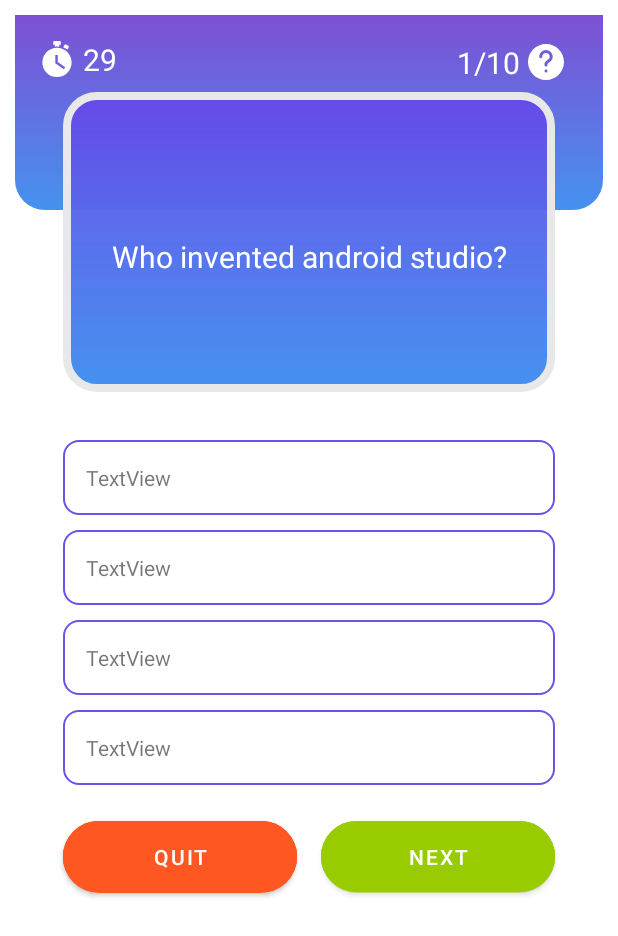
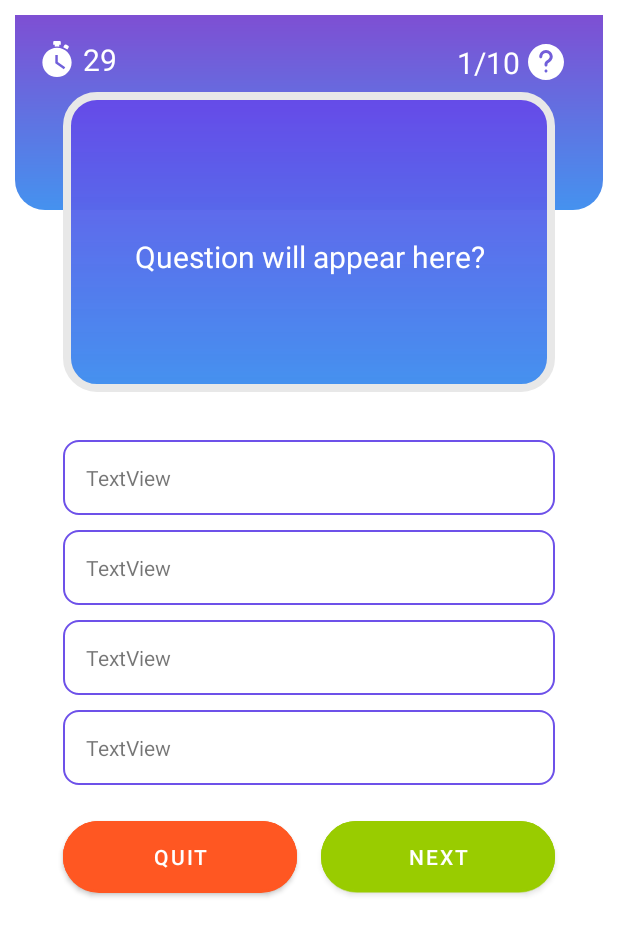
Before and after one commit to ghanshyamz/QuizGame, an Android app: the QuizActivity screen opened directly, with no data from a screen before it, on a phone screen of 412 x 824 dp. Shown: the top 936 px of the screen. Run offline under Robolectric (Android 15) with nearby library versions, the phone set to English and light mode, and no system bars; our stand-ins replace Firebase (no records; nobody signed in at launch, a user with empty details on screens opened directly); Roboto replaces fonts that are not available here.

Commit message:
last commit app updated bugs removed

```diff
--- a/app/src/main/AndroidManifest.xml
+++ b/app/src/main/AndroidManifest.xml
@@ -3,7 +3,6 @@
     package="com.example.quizgame">
 
     <uses-permission android:name="android.permission.INTERNET" />
-
     <application
         android:allowBackup="true"
         android:icon="@mipmap/ic_launcher"
--- a/app/src/main/java/com/example/quizgame/MainActivity.java
+++ b/app/src/main/java/com/example/quizgame/MainActivity.java
@@ -90,7 +90,7 @@ public class MainActivity extends AppCompatActivity {
     @Override
     public boolean onOptionsItemSelected(@NonNull MenuItem item) {
         if(item.getItemId() == R.id.wallet){
-            Toast.makeText(this, "wallet is clicked", Toast.LENGTH_SHORT).show();
+            //Toast.makeText(this, "wallet is clicked", Toast.LENGTH_SHORT).show();
         }
         return super.onOptionsItemSelected(item);
     }
@@ -100,7 +100,7 @@ public class MainActivity extends AppCompatActivity {
     {
         AlertDialog myQuittingDialogBox =new AlertDialog.Builder(this)
                 .setTitle("Exit")
-                .setMessage("Are you sure you want to go back to Home?")
+                .setMessage("Are you sure want to close the app?")
                 .setPositiveButton("Yes", new DialogInterface.OnClickListener() {
                     public void onClick(DialogInterface dialog, int whichButton) {
                         //startActivity(new Intent(MainActivity.this, MainActivity.class));
--- a/app/src/main/java/com/example/quizgame/QuizActivity.java
+++ b/app/src/main/java/com/example/quizgame/QuizActivity.java
@@ -187,6 +187,9 @@ public class QuizActivity extends AppCompatActivity {
                 }
                 break;
 
+            case R.id.quitBtn:
+                AlertDialog diaBox = AskOption();
+                diaBox.show();
         }
     }
 
@@ -196,10 +199,11 @@ public class QuizActivity extends AppCompatActivity {
     {
         AlertDialog myQuittingDialogBox =new AlertDialog.Builder(this)
                 .setTitle("Exit")
-                .setMessage("Are you sure you want to go back to Home?")
+                .setMessage("Are you sure you want to quit the quiz?")
                 .setPositiveButton("Yes", new DialogInterface.OnClickListener() {
                     public void onClick(DialogInterface dialog, int whichButton) {
                         startActivity(new Intent(QuizActivity.this, MainActivity.class));
+                        timer.cancel();
                         //finish();
                         //finishAffinity();
                     }
--- a/app/src/main/res/layout/activity_quiz.xml
+++ b/app/src/main/res/layout/activity_quiz.xml
@@ -69,7 +69,7 @@
         android:layout_marginEnd="16dp"
         android:fontFamily="@font/acme"
         android:gravity="center"
-        android:text="Who invented android studio?"
+        android:text="Question will appear here?"
         android:textColor="@color/color_white"
         android:textSize="20sp"
         app:layout_constraintBottom_toBottomOf="@+id/view5"
@@ -145,17 +145,18 @@
         app:backgroundTint="@android:color/holo_green_light"
         app:layout_constraintEnd_toEndOf="parent"
         app:layout_constraintHorizontal_bias="0.5"
-        app:layout_constraintStart_toEndOf="@+id/quizBtn"
+        app:layout_constraintStart_toEndOf="@+id/quitBtn"
         app:layout_constraintTop_toBottomOf="@+id/option_4" />
 
     <Button
-        android:id="@+id/quizBtn"
+        android:id="@+id/quitBtn"
         android:layout_width="0dp"
         android:layout_height="wrap_content"
         android:layout_marginStart="32dp"
         android:layout_marginTop="24dp"
         android:layout_marginEnd="8dp"
         android:background="@drawable/button_1"
+        android:onClick="onClick"
         android:text="Quit"
         android:textColor="@color/color_white"
         app:backgroundTint="@color/darkOrange"
--- a/app/src/main/res/layout/fragment_profile.xml
+++ b/app/src/main/res/layout/fragment_profile.xml
@@ -19,7 +19,7 @@
         app:layout_constraintStart_toStartOf="parent"
         app:layout_constraintTop_toTopOf="parent" />
 
-    <EditText
+    <TextView
         android:id="@+id/emailBoxProfile"
         android:layout_width="0dp"
         android:layout_height="wrap_content"
@@ -38,7 +38,7 @@
         app:layout_constraintStart_toStartOf="parent"
         app:layout_constraintTop_toBottomOf="@+id/nameBoxProfile" />
 
-    <EditText
+    <TextView
         android:id="@+id/nameBoxProfile"
         android:layout_width="0dp"
         android:layout_height="wrap_content"
```
Also changed, not shown: app/src/main/java/com/example/quizgame/ProfileFragment.java (+35 -5 lines), app/src/main/res/drawable/app_icon.png (added), app/src/main/res/drawable/quiz_7.png (added), app/src/main/res/drawable/quiz_time.png (added), app/src/main/res/drawable/quizgame.png (added).
